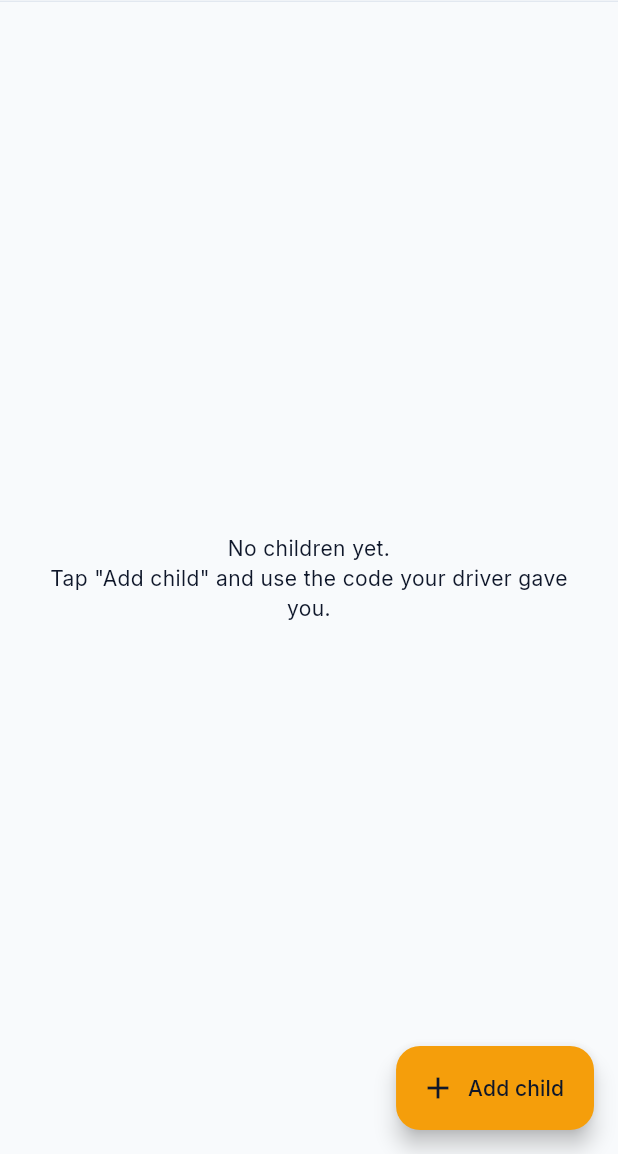
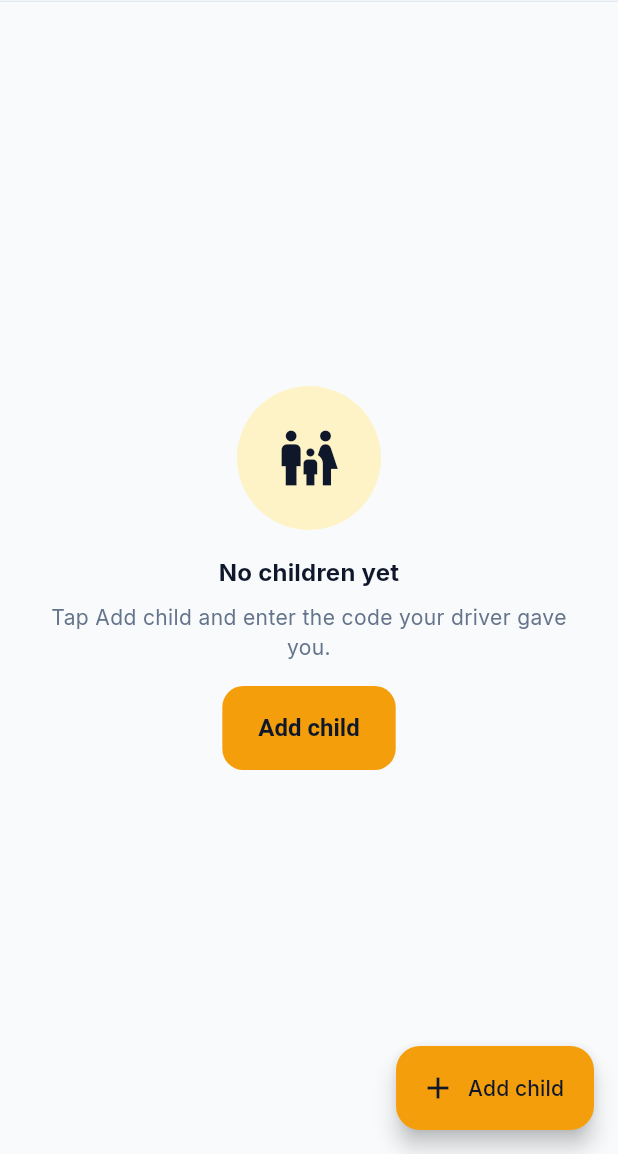
Before and after one commit to Navoda18/school-van-tracker, a Flutter app: the screen it shows once a user with an empty profile is signed in, after a tap on "Add child", on a phone screen of 412 x 824 dp, the part 82-1236 px from its top. Run offline on Flutter 3.47's test engine with Material 3 defaults, Android fonts, the phone set to English and light mode, and no system bars; our stand-ins replace cross_file, flutter_map, geolocator, google_fonts, latlong2, pdf and 2 more; accounts and stored records are empty; network calls fail.

Commit message:
feat: restyle My children and My van screens

```diff
--- a/lib/screens/add_child_screen.dart
+++ b/lib/screens/add_child_screen.dart
@@ -177,13 +177,14 @@ class _AddChildScreenState extends State<AddChildScreen> {
               child: SizedBox(
                 width: double.infinity,
                 child: FilledButton(
+                  style: accentButton,
                   onPressed: _saving ? null : _save,
                   child: _saving
                       ? const SizedBox(
                           height: 20,
                           width: 20,
                           child: CircularProgressIndicator(
-                              strokeWidth: 2, color: Colors.white))
+                              strokeWidth: 2, color: AppColors.navy))
                       : const Text('Link child to driver'),
                 ),
               ),
--- a/lib/screens/children_screen.dart
+++ b/lib/screens/children_screen.dart
@@ -4,6 +4,7 @@ import '../services/error_text.dart';
 import '../services/supabase_client.dart';
 import '../theme.dart';
 import 'add_child_screen.dart';
+import '../widgets/ui_kit.dart';
 
 class ChildrenScreen extends StatefulWidget {
   const ChildrenScreen({super.key});
@@ -179,24 +180,22 @@ class _ChildrenScreenState extends State<ChildrenScreen> {
         label: const Text('Add child'),
       ),
       body: _loading
-          ? const Center(child: CircularProgressIndicator())
+          ? const SkeletonList()
           : empty
-              ? const Center(
-                  child: Padding(
-                    padding: EdgeInsets.all(32),
-                    child: Text(
-                      'No children yet.\nTap "Add child" and use the code your driver gave you.',
-                      textAlign: TextAlign.center,
-                    ),
-                  ),
-                )
+              ? EmptyState(
+    icon: Icons.family_restroom,
+    title: 'No children yet',
+    message: 'Tap Add child and enter the code your driver gave you.',
+    actionLabel: 'Add child',
+    onAction: _chooseHow,
+  )
               : ListView(
                   padding: const EdgeInsets.fromLTRB(16, 16, 16, 96),
                   children: [
                     for (final inv in _invites)
                       Card(
                         elevation: 0,
-                        color: const Color(0xFFFFEFB8),
+                        color: AppColors.amberSoft,
                         shape: softCardShape,
                         margin: const EdgeInsets.only(bottom: 10),
                         child: ListTile(
@@ -218,13 +217,7 @@ class _ChildrenScreenState extends State<ChildrenScreen> {
                         shape: softCardShape,
                         margin: const EdgeInsets.only(bottom: 10),
                         child: ListTile(
-                          leading: CircleAvatar(
-                            backgroundColor: busYellow,
-                            foregroundColor: ink,
-                            child: Text((c['name'] as String).isEmpty
-                                ? '?'
-                                : (c['name'] as String)[0].toUpperCase()),
-                          ),
+                          leading: InitialAvatar(name: c['name'] as String),
                           title: Text(c['name'] as String,
                               style: const TextStyle(fontWeight: FontWeight.w700)),
                           subtitle: Text(
--- a/lib/screens/driver_add_child_screen.dart
+++ b/lib/screens/driver_add_child_screen.dart
@@ -243,13 +243,14 @@ class _DriverAddChildScreenState extends State<DriverAddChildScreen> {
           ),
           const SizedBox(height: 16),
           FilledButton(
+            style: accentButton,
             onPressed: _saving ? null : _save,
             child: _saving
                 ? const SizedBox(
                     height: 20,
                     width: 20,
                     child: CircularProgressIndicator(
-                        strokeWidth: 2, color: Colors.white))
+                        strokeWidth: 2, color: AppColors.navy))
                                 : Text(widget.existing == null ? 'Add child' : 'Save changes'),
           ),
         ],
--- a/lib/screens/holidays_screen.dart
+++ b/lib/screens/holidays_screen.dart
@@ -5,6 +5,7 @@ import '../services/error_text.dart';
 import '../services/holiday_service.dart';
 import '../services/supabase_client.dart';
 import '../theme.dart';
+import '../widgets/ui_kit.dart';
 
 class HolidaysScreen extends StatefulWidget {
   final bool canEdit;
@@ -263,7 +264,7 @@ class _HolidaysScreenState extends State<HolidaysScreen> {
             )
           : null,
       body: _loading
-          ? const Center(child: CircularProgressIndicator())
+          ? const SkeletonList()
           : ListView(
               padding: const EdgeInsets.fromLTRB(16, 16, 16, 96),
               children: [
--- a/lib/screens/login_screen.dart
+++ b/lib/screens/login_screen.dart
@@ -61,12 +61,12 @@ class _LoginScreenState extends State<LoginScreen> {
                   child: Container(
                     padding: const EdgeInsets.all(20),
                     decoration: BoxDecoration(
-                      color: busYellow,
+                      color: AppColors.navy,
                       shape: BoxShape.circle,
-                      border: Border.all(color: ink, width: 3),
+                      border: Border.all(color: AppColors.amber, width: 3),
                     ),
                     child: const Icon(Icons.directions_bus_rounded,
-                        size: 56, color: ink),
+                        size: 56, color: AppColors.amber),
                   ),
                 ),
                 const SizedBox(height: 16),
@@ -110,6 +110,7 @@ class _LoginScreenState extends State<LoginScreen> {
                 ),
                 const SizedBox(height: 20),
                 FilledButton(
+                  style: accentButton,
                   onPressed: _loading ? null : _submit,
                   child: _loading
                       ? const SizedBox(height: 20, width: 20, child: CircularProgressIndicator(strokeWidth: 2))
```
Also changed, not shown: lib/screens/absence_screen.dart (+20 -3 lines), lib/screens/attendance_log_screen.dart (+27 -26 lines), lib/screens/attendance_screen.dart (+23 -11 lines), lib/screens/driver_children_screen.dart (+21 -12 lines).
